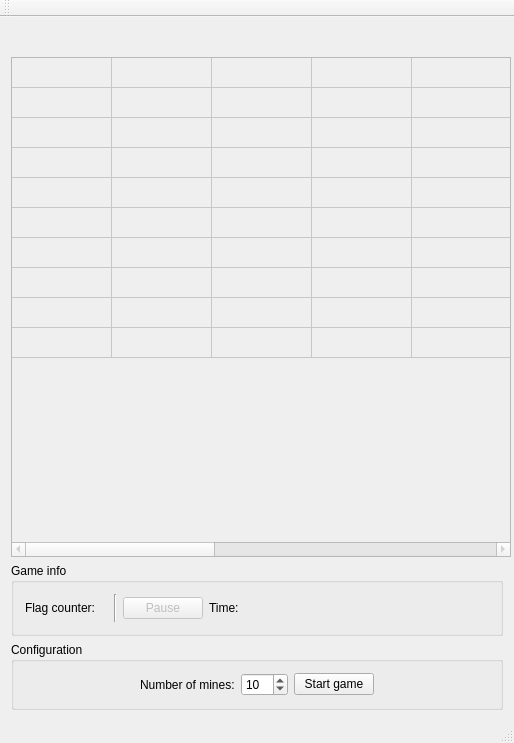
The window that mines.ui (pavolmarak/minesweeper) describes before a commit, drawn with Qt 5.
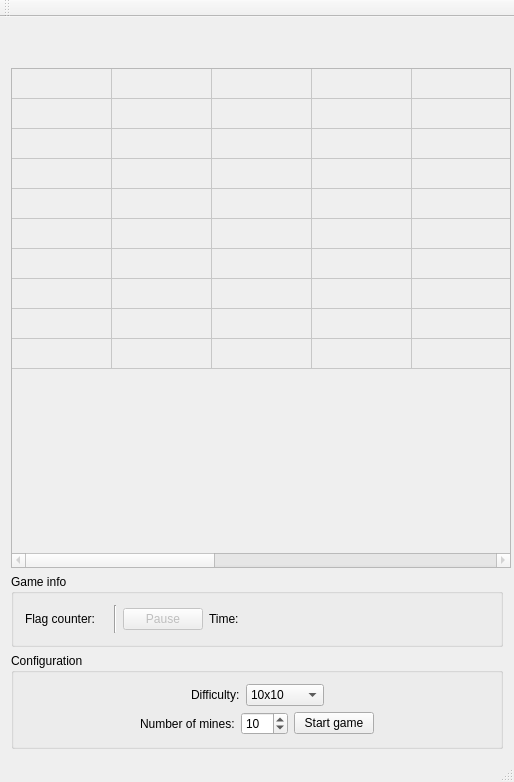
The same window after the commit. Custom widgets are drawn as their Qt base class.

The edit to the form file:
```diff
--- a/mines.ui
+++ b/mines.ui
@@ -7,7 +7,7 @@
     <x>0</x>
     <y>0</y>
     <width>514</width>
-    <height>743</height>
+    <height>782</height>
    </rect>
   </property>
   <property name="sizePolicy">
@@ -25,7 +25,7 @@
   <property name="maximumSize">
    <size>
     <width>514</width>
-    <height>743</height>
+    <height>782</height>
    </size>
   </property>
   <property name="windowTitle">
@@ -331,6 +331,77 @@
          <string>Configuration</string>
         </property>
         <layout class="QVBoxLayout" name="verticalLayout_2">
+         <item>
+          <layout class="QHBoxLayout" name="horizontalLayout_4">
+           <item>
+            <spacer name="horizontalSpacer_4">
+             <property name="orientation">
+              <enum>Qt::Horizontal</enum>
+             </property>
+             <property name="sizeHint" stdset="0">
+              <size>
+               <width>40</width>
+               <height>20</height>
+              </size>
+             </property>
+            </spacer>
+           </item>
+           <item>
+            <widget class="QLabel" name="label">
+             <property name="text">
+              <string>Difficulty:</string>
+             </property>
+            </widget>
+           </item>
+           <item>
+            <widget class="QComboBox" name="gridsize_selector">
+             <item>
+              <property name="text">
+               <string>10x10</string>
+              </property>
+             </item>
+             <item>
+              <property name="text">
+               <string>15x15</string>
+              </property>
+             </item>
+             <item>
+              <property name="text">
+               <string>20x20</string>
+              </property>
+             </item>
+             <item>
+              <property name="text">
+               <string>25x25</string>
+              </property>
+             </item>
+             <item>
+              <property name="text">
+               <string>100x100</string>
+              </property>
+             </item>
+             <item>
+              <property name="text">
+               <string>Custom</string>
+              </property>
+             </item>
+            </widget>
+           </item>
+           <item>
+            <spacer name="horizontalSpacer_5">
+             <property name="orientation">
+              <enum>Qt::Horizontal</enum>
+             </property>
+             <property name="sizeHint" stdset="0">
+              <size>
+               <width>40</width>
+               <height>20</height>
+              </size>
+             </property>
+            </spacer>
+           </item>
+          </layout>
+         </item>
          <item>
           <layout class="QHBoxLayout" name="horizontalLayout_2">
            <item>
```
